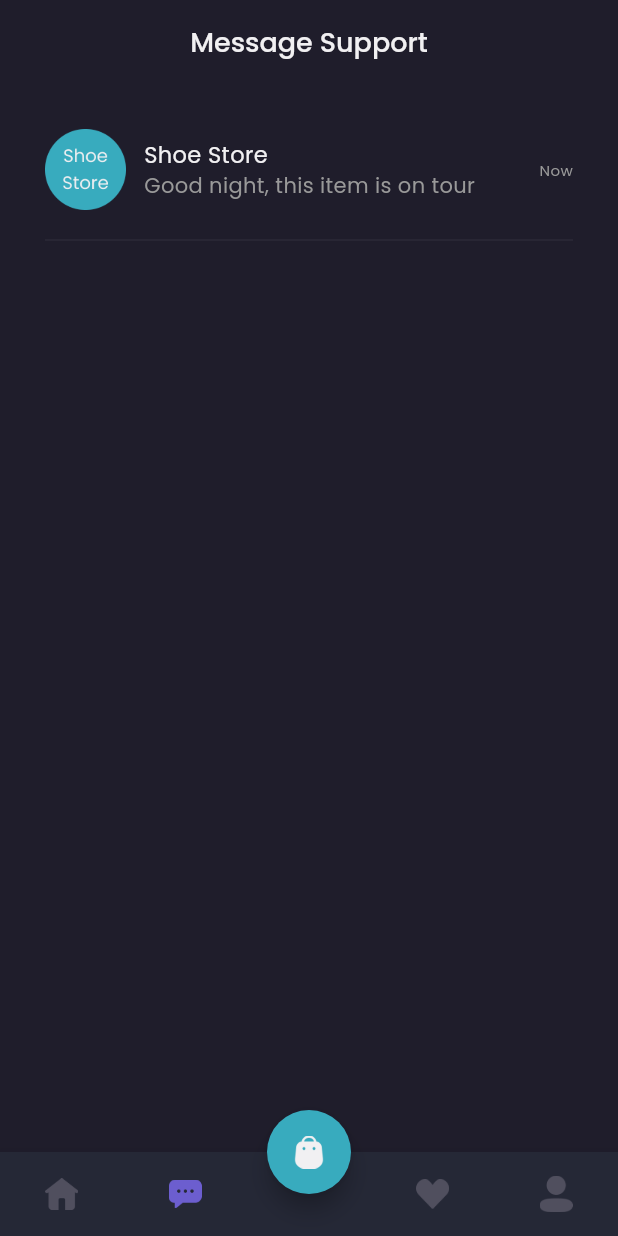
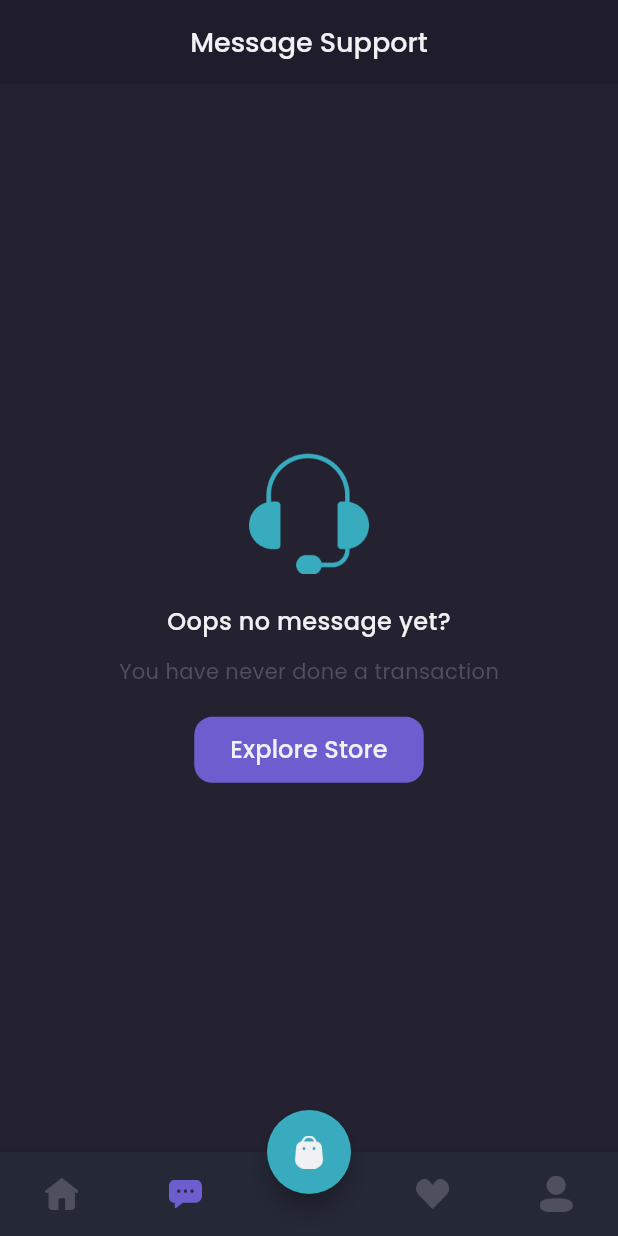
Before and after one commit to askar-ef/eat_sneakers, a Flutter app: the MainPage screen opened by its route, item 2 of the bottom bar chosen, on a phone screen of 412 x 824 dp. Run offline on Flutter 3.47's test engine with Material 3 defaults, Android fonts, the phone set to English and light mode, and no system bars; our stand-ins replace cloud_firestore, firebase_core, google_fonts; accounts and stored records are empty; network calls fail.

Commit message:
mod finish

```diff
--- a/lib/pages/home/cart_page.dart
+++ b/lib/pages/home/cart_page.dart
@@ -1,5 +1,6 @@
 import 'package:eat_sneakers/pages/widget/cart_card.dart';
 import 'package:eat_sneakers/providers/cart_provider.dart';
+import 'package:eat_sneakers/providers/page_provider.dart';
 import 'package:eat_sneakers/theme.dart';
 import 'package:flutter/material.dart';
 import 'package:provider/provider.dart';
@@ -10,6 +11,7 @@ class CartPage extends StatelessWidget {
   @override
   Widget build(BuildContext context) {
     CartProvider cartProvider = Provider.of<CartProvider>(context);
+    PageProvider pageProvider = Provider.of<PageProvider>(context);
 
     PreferredSizeWidget header() {
       return AppBar(
@@ -54,6 +56,7 @@ class CartPage extends StatelessWidget {
               height: 44,
               child: TextButton(
                 onPressed: () {
+                  pageProvider.currentIndex = 0;
                   Navigator.pushNamed(context, '/home');
                 },
                 style: TextButton.styleFrom(
--- a/lib/pages/home/chat_page.dart
+++ b/lib/pages/home/chat_page.dart
@@ -1,12 +1,20 @@
+import "package:eat_sneakers/models/message_model.dart";
 import "package:eat_sneakers/pages/widget/chat_tile.dart";
+import "package:eat_sneakers/providers/auth_provider.dart";
+import "package:eat_sneakers/providers/page_provider.dart";
+import "package:eat_sneakers/services/message_service.dart";
 import "package:eat_sneakers/theme.dart";
 import "package:flutter/material.dart";
+import "package:provider/provider.dart";
 
 class ChatPage extends StatelessWidget {
   const ChatPage({super.key});
 
   @override
   Widget build(BuildContext context) {
+    AuthProvider authProvider = Provider.of<AuthProvider>(context);
+    PageProvider pageProvider = Provider.of<PageProvider>(context);
+
     Widget header() {
       return AppBar(
         backgroundColor: backgroundColor1,
@@ -46,7 +54,9 @@ class ChatPage extends StatelessWidget {
           Container(
             height: 44,
             child: TextButton(
-              onPressed: () {},
+              onPressed: () {
+                pageProvider.currentIndex = 0;
+              },
               style: TextButton.styleFrom(
                 backgroundColor: primaryColor,
                 shape: RoundedRectangleBorder(
@@ -68,13 +78,29 @@ class ChatPage extends StatelessWidget {
     }
 
     Widget content() {
-      return Container(
-        margin: EdgeInsets.only(
-            right: defaultMargin, top: defaultMargin, left: defaultMargin),
-        child: Column(
-          children: [ChatTile()],
-        ),
-      );
+      return StreamBuilder<List<MessageModel>>(
+          stream: MessageServices()
+              .getMessagesByUserId(userId: authProvider.user.id),
+          builder: (context, snapshot) {
+            if (snapshot.hasData) {
+              if (snapshot.data!.length == 0) {
+                return emptyChat();
+              }
+              return Container(
+                margin: EdgeInsets.only(
+                    right: defaultMargin,
+                    top: defaultMargin,
+                    left: defaultMargin),
+                child: Column(
+                  children: [
+                    ChatTile(snapshot.data![snapshot.data!.length - 1])
+                  ],
+                ),
+              );
+            } else {
+              return emptyChat();
+            }
+          });
     }
 
     return Column(
--- a/lib/pages/home/main_page.dart
+++ b/lib/pages/home/main_page.dart
@@ -2,8 +2,10 @@ import "package:eat_sneakers/pages/home/chat_page.dart";
 import "package:eat_sneakers/pages/home/home_page.dart";
 import "package:eat_sneakers/pages/home/profile_page.dart";
 import "package:eat_sneakers/pages/home/wishlist_page.dart";
+import "package:eat_sneakers/providers/page_provider.dart";
 import "package:eat_sneakers/theme.dart";
 import "package:flutter/material.dart";
+import "package:provider/provider.dart";
 
 class MainPage extends StatefulWidget {
   const MainPage({super.key});
@@ -13,7 +15,9 @@ class MainPage extends StatefulWidget {
 }
 
 class _MainPageState extends State<MainPage> {
-  int currentIndex = 0;
+  @override
+  Widget build(BuildContext context) {
+    PageProvider pageProvider = Provider.of<PageProvider>(context);
 
     Widget cartButton() {
       return FloatingActionButton(
@@ -39,12 +43,10 @@ class _MainPageState extends State<MainPage> {
           boxShadow: [],
         ),
         child: BottomNavigationBar(
-        currentIndex: currentIndex,
+          currentIndex: pageProvider.currentIndex,
           onTap: (value) {
             print(value);
-          setState(() {
-            currentIndex = value;
-          });
+            pageProvider.currentIndex = value;
           },
           backgroundColor: backgroundColor4,
           type: BottomNavigationBarType.fixed,
@@ -55,13 +57,17 @@ class _MainPageState extends State<MainPage> {
             BottomNavigationBarItem(
               icon: Image.asset('assets/icon_home.png',
                   width: 22,
-                color: currentIndex == 0 ? primaryColor : tertiaryTextColor),
+                  color: pageProvider.currentIndex == 0
+                      ? primaryColor
+                      : tertiaryTextColor),
               label: '',
             ),
             BottomNavigationBarItem(
               icon: Image.asset('assets/icon_chat.png',
                   width: 22,
-                color: currentIndex == 1 ? primaryColor : tertiaryTextColor),
+                  color: pageProvider.currentIndex == 1
+                      ? primaryColor
+                      : tertiaryTextColor),
               label: '',
             ),
             const BottomNavigationBarItem(
@@ -71,13 +77,17 @@ class _MainPageState extends State<MainPage> {
             BottomNavigationBarItem(
               icon: Image.asset('assets/icon_wishlist.png',
                   width: 22,
-                color: currentIndex == 3 ? primaryColor : tertiaryTextColor),
+                  color: pageProvider.currentIndex == 3
+                      ? primaryColor
+                      : tertiaryTextColor),
               label: '',
             ),
             BottomNavigationBarItem(
               icon: Image.asset('assets/icon_profile.png',
                   width: 22,
-                color: currentIndex == 4 ? primaryColor : tertiaryTextColor),
+                  color: pageProvider.currentIndex == 4
+                      ? primaryColor
+                      : tertiaryTextColor),
               label: '',
             ),
           ],
@@ -86,7 +96,7 @@ class _MainPageState extends State<MainPage> {
     }
 
     Widget body() {
-    switch (currentIndex) {
+      switch (pageProvider.currentIndex) {
         case 0:
           return HomePage();
         case 1:
@@ -102,8 +112,6 @@ class _MainPageState extends State<MainPage> {
       }
     }
 
-  @override
-  Widget build(BuildContext context) {
     return Scaffold(
       backgroundColor: backgroundColor1,
       floatingActionButton: cartButton(),
--- a/lib/pages/home/wishlist_page.dart
+++ b/lib/pages/home/wishlist_page.dart
@@ -1,4 +1,5 @@
 import "package:eat_sneakers/pages/widget/wishlist_card.dart";
+import "package:eat_sneakers/providers/page_provider.dart";
 import "package:eat_sneakers/providers/wishlist_provider.dart";
 import "package:eat_sneakers/theme.dart";
 import "package:flutter/material.dart";
@@ -10,6 +11,7 @@ class WishlistPage extends StatelessWidget {
   @override
   Widget build(BuildContext context) {
     WishlistProvider wishlistProvider = Provider.of<WishlistProvider>(context);
+    PageProvider pageProvider = Provider.of<PageProvider>(context);
 
     Widget header() {
       return AppBar(
@@ -53,7 +55,7 @@ class WishlistPage extends StatelessWidget {
                 height: 44,
                 child: TextButton(
                   onPressed: () {
-                    Navigator.pushNamed(context, '/home');
+                    pageProvider.currentIndex = 0;
                   },
                   style: TextButton.styleFrom(
                       backgroundColor: primaryColor,
--- a/lib/pages/widget/chat_bubble.dart
+++ b/lib/pages/widget/chat_bubble.dart
@@ -51,7 +51,7 @@ class ChatBubble extends StatelessWidget {
                 crossAxisAlignment: CrossAxisAlignment.start,
                 children: [
                   Text(
-                    'Ultraboost Camo',
+                    product!.name,
                     style: primaryTextStyle.copyWith(fontSize: 14),
                     overflow: TextOverflow.visible,
                   ),
@@ -59,7 +59,7 @@ class ChatBubble extends StatelessWidget {
                     height: 4,
                   ),
                   Text(
-                    'IDR2.700',
+                    'IDR${product!.price}00',
                     style: priceTextStyle.copyWith(
                         fontSize: 14, fontWeight: medium),
                   ),
--- a/lib/pages/widget/chat_tile.dart
+++ b/lib/pages/widget/chat_tile.dart
@@ -1,12 +1,14 @@
 // ignore_for_file: prefer_const_constructors
 
+import 'package:eat_sneakers/models/message_model.dart';
 import 'package:eat_sneakers/models/product_model.dart';
 import 'package:eat_sneakers/pages/home/detail_chat_page.dart';
 import 'package:eat_sneakers/theme.dart';
 import 'package:flutter/material.dart';
 
 class ChatTile extends StatelessWidget {
-  const ChatTile({super.key});
+  final MessageModel message;
+  ChatTile(this.message);
 
   @override
   Widget build(BuildContext context) {
@@ -41,7 +43,7 @@ class ChatTile extends StatelessWidget {
                       overflow: TextOverflow.ellipsis,
                     ),
                     Text(
-                      'Good night, this item is on tour',
+                      message.message,
                       style: secondaryTextStyle.copyWith(
                           fontSize: 14, fontWeight: regular),
                       overflow: TextOverflow.ellipsis,
--- /dev/null
+++ b/lib/providers/page_provider.dart
@@ -0,0 +1,12 @@
+import 'package:flutter/material.dart';
+
+class PageProvider with ChangeNotifier {
+  int _currentIndex = 0;
+
+  int get currentIndex => _currentIndex;
+
+  set currentIndex(int index) {
+    _currentIndex = index;
+    notifyListeners();
+  }
+}
```
Also changed, not shown: lib/main.dart (+7 -1 lines), lib/pages/home/detail_chat_page.dart (+25 -9 lines). Lines whose indentation alone changed are shown as unchanged.
